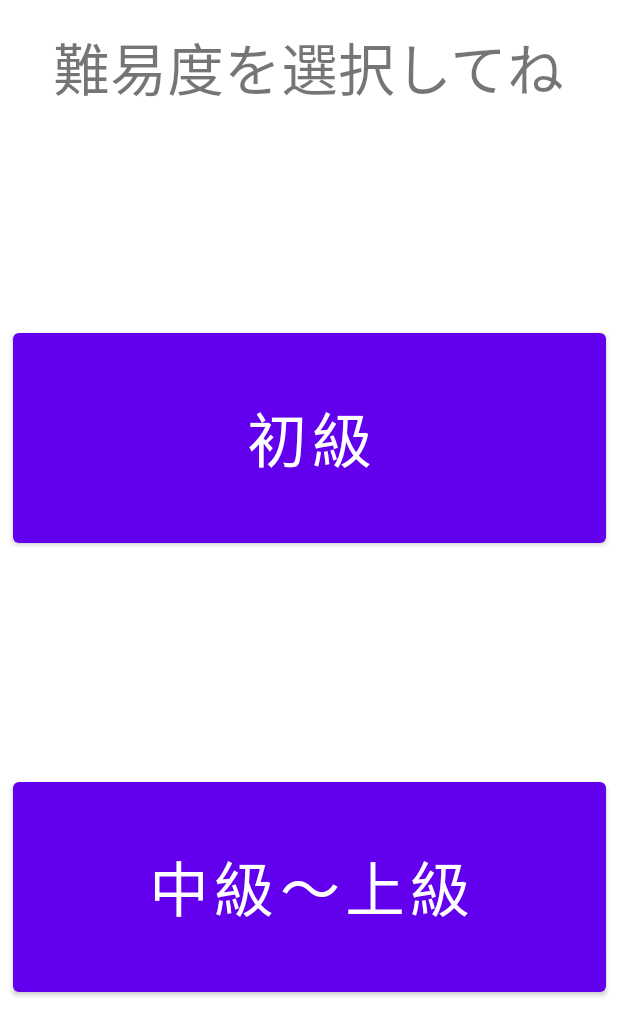
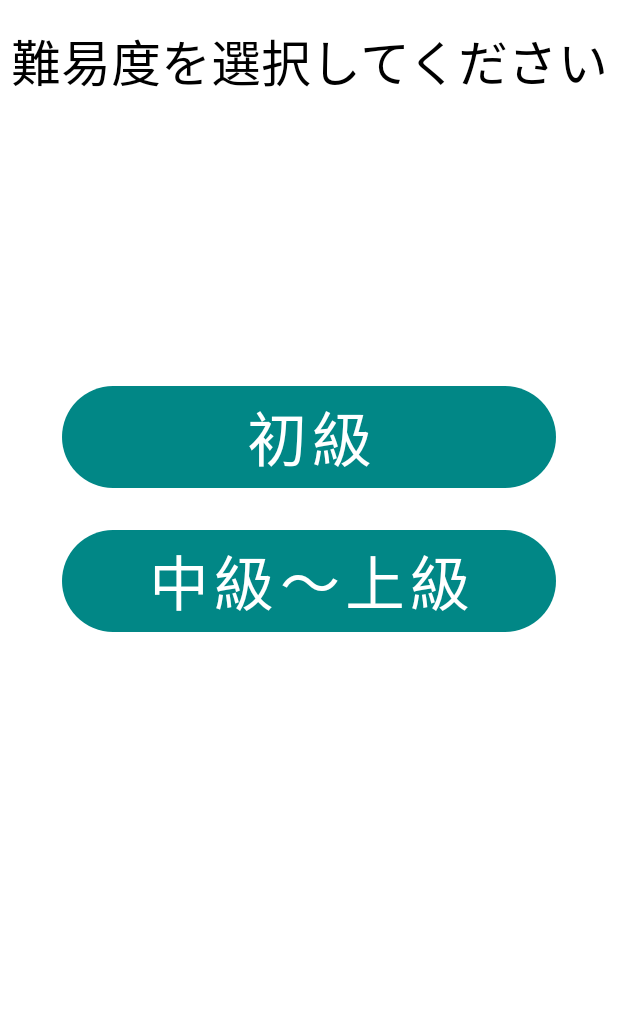
Before and after one commit to itc-s21005/MuscleTraining, an Android app: the MainActivity2 screen opened directly, with no data from a screen before it, on a phone screen of 412 x 824 dp. Shown: the top 1036 px of the screen. Run offline under Robolectric (Android 15) with nearby library versions, the phone set to English and light mode, and no system bars.

Commit message:
main2 layout変更

```diff
--- a/app/src/main/res/layout/activity_main2.xml
+++ b/app/src/main/res/layout/activity_main2.xml
@@ -6,17 +6,20 @@
     android:layout_height="match_parent"
     tools:context=".MainActivity2">
 
-    <Button
+    <com.google.android.material.button.MaterialButton
         android:id="@+id/secondButton"
-        android:layout_width="395dp"
-        android:layout_height="152dp"
+        style="@style/Widget.MaterialComponents.Button.UnelevatedButton"
+        android:layout_width="0dp"
+        android:layout_height="wrap_content"
+        android:layout_marginTop="16dp"
         android:text="@string/secondButton"
+        android:textAppearance="@style/TextAppearance.MaterialComponents.Button"
         android:textSize="40sp"
-        app:layout_constraintBottom_toBottomOf="parent"
-        app:layout_constraintEnd_toEndOf="parent"
-        app:layout_constraintStart_toStartOf="parent"
-        app:layout_constraintTop_toBottomOf="@+id/textView"
-        app:layout_constraintVertical_bias="0.738" />
+        app:backgroundTint="@color/design_default_color_secondary_variant"
+        app:cornerRadius="40dp"
+        app:layout_constraintEnd_toStartOf="@+id/guideline5"
+        app:layout_constraintStart_toStartOf="@+id/guideline4"
+        app:layout_constraintTop_toBottomOf="@+id/firstButton" />
 
     <TextView
         android:id="@+id/textView"
@@ -24,20 +27,40 @@
         android:layout_height="wrap_content"
         android:layout_marginTop="16dp"
         android:text="@string/Level"
-        android:textSize="38sp"
+        android:textColor="@color/black"
+        android:textSize="33sp"
         app:layout_constraintEnd_toEndOf="parent"
         app:layout_constraintStart_toStartOf="parent"
         app:layout_constraintTop_toTopOf="parent" />
 
-    <Button
+    <com.google.android.material.button.MaterialButton
         android:id="@+id/firstButton"
-        android:layout_width="395dp"
-        android:layout_height="152dp"
+        style="@style/Widget.MaterialComponents.Button.UnelevatedButton"
+        android:layout_width="0dp"
+        android:layout_height="wrap_content"
+        android:layout_marginTop="32dp"
         android:text="@string/firstButton"
+        android:textAppearance="@style/TextAppearance.MaterialComponents.Button"
         android:textSize="40sp"
+        app:backgroundTint="@color/design_default_color_secondary_variant"
+        app:cornerRadius="40dp"
         app:layout_constraintBottom_toBottomOf="parent"
-        app:layout_constraintEnd_toEndOf="parent"
-        app:layout_constraintStart_toStartOf="parent"
+        app:layout_constraintEnd_toStartOf="@+id/guideline5"
+        app:layout_constraintStart_toStartOf="@+id/guideline4"
         app:layout_constraintTop_toBottomOf="@+id/textView"
         app:layout_constraintVertical_bias="0.238" />
+
+    <androidx.constraintlayout.widget.Guideline
+        android:id="@+id/guideline4"
+        android:layout_width="wrap_content"
+        android:layout_height="wrap_content"
+        android:orientation="vertical"
+        app:layout_constraintGuide_percent="0.10" />
+
+    <androidx.constraintlayout.widget.Guideline
+        android:id="@+id/guideline5"
+        android:layout_width="wrap_content"
+        android:layout_height="wrap_content"
+        android:orientation="vertical"
+        app:layout_constraintGuide_percent="0.90" />
 </androidx.constraintlayout.widget.ConstraintLayout>
--- a/app/src/main/res/values/strings.xml
+++ b/app/src/main/res/values/strings.xml
@@ -2,7 +2,7 @@
     <string name="app_name">MuscleTraining</string>
     <string name="MuscleTraining">Let\'s Training</string>
     <string name="StartButton">開始</string>
-    <string name="Level">難易度を選択してね</string>
+    <string name="Level">難易度を選択してください</string>
     <string name="firstButton">初級</string>
     <string name="secondButton">中級〜上級</string>
 </resources>
```
